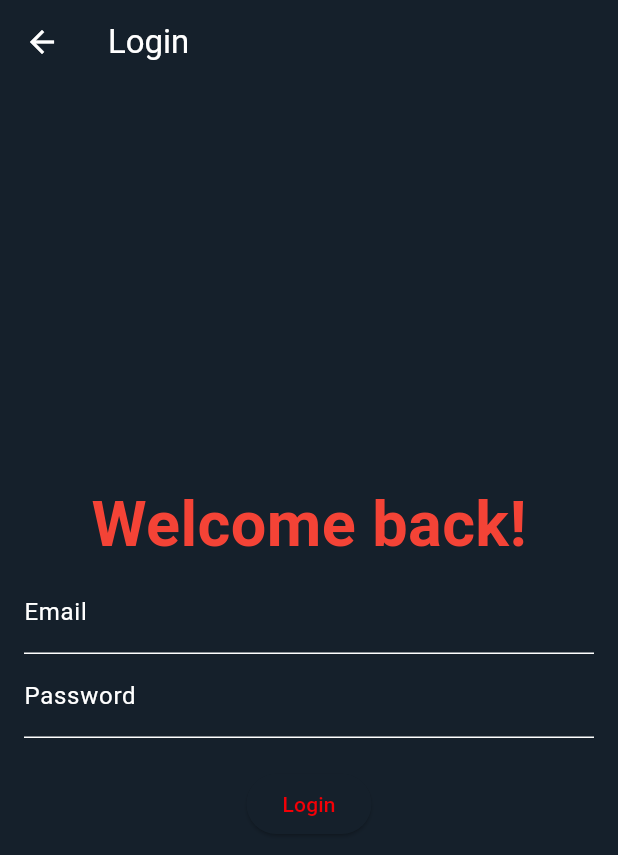
After one commit to squancy/gym_buddy, a Flutter app: the screen it shows after launch, after a tap on "Log In", on a phone screen of 412 x 824 dp. The commit adds this screen. Shown: the top 855 px of the screen. Run offline on Flutter 3.47's test engine with Material 3 defaults, Android fonts, the phone set to English and light mode, and no system bars; Roboto replaces fonts that are missing (Rethink Sans).

Commit message:
Added login page, not sure why no keyboard shows up when I click on email, will try on real device

```diff
--- /dev/null
+++ b/lib/login_page.dart
@@ -0,0 +1,73 @@
+import 'package:flutter/material.dart';
+
+class LoginPage extends StatefulWidget {
+  @override
+  _LoginPageState createState() => _LoginPageState();
+}
+
+class _LoginPageState extends State<LoginPage> {
+  final TextEditingController _emailController = TextEditingController();
+  final TextEditingController _passwordController = TextEditingController();
+  final FocusNode _emailFocusNode = FocusNode();
+  final FocusNode _passwordFocusNode = FocusNode();
+
+  void _login() {
+    final String email = _emailController.text;
+    final String password = _passwordController.text;
+
+    print('Email: $email, Password: $password');
+  }
+
+  @override
+  void dispose() {
+    _emailController.dispose();
+    _passwordController.dispose();
+    _emailFocusNode.dispose();
+    _passwordFocusNode.dispose();
+    super.dispose();
+  }
+
+  @override
+  Widget build(BuildContext context) {
+    return Scaffold(
+      appBar: AppBar(
+        title: const Text('Login'),
+      ),
+      body: Center(
+        child: Padding(
+          padding: const EdgeInsets.all(16.0),
+          child: Column(
+            mainAxisSize: MainAxisSize.min,
+            children: <Widget>[
+              const Text(
+                "Welcome back!",
+                style: TextStyle(
+                  fontSize: 42,
+                  color: Colors.red,
+                  fontWeight: FontWeight.bold,
+                ),
+              ),
+              TextField(
+                controller: _emailController,
+                focusNode: _emailFocusNode,
+                decoration: const InputDecoration(labelText: 'Email'),
+                keyboardType: TextInputType.emailAddress,
+              ),
+              TextField(
+                controller: _passwordController,
+                focusNode: _passwordFocusNode,
+                decoration: const InputDecoration(labelText: 'Password'),
+                obscureText: true,
+              ),
+              const SizedBox(height: 20),
+              ElevatedButton(
+                onPressed: _login,
+                child: const Text('Login'),
+              ),
+            ],
+          ),
+        ),
+      ),
+    );
+  }
+}
--- a/lib/main.dart
+++ b/lib/main.dart
@@ -1,5 +1,6 @@
 import 'package:flutter/material.dart';
 import 'theme.dart';
+import 'login_page.dart';
 
 void main() {
   runApp(const GymBuddyApp());
@@ -71,9 +72,22 @@ class HomePage extends StatelessWidget {
           children: [
             const Text(_appTitle, style: TextStyle(fontSize: 42)),
             const SizedBox(height: 60),
-            BigRedButton(displayText: _logInButtonTitle, onPressedFunc: () {}, fontSize: 22),
+            BigRedButton(
+              displayText: _logInButtonTitle,
+              onPressedFunc: () {
+                Navigator.push(
+                  context,
+                  MaterialPageRoute(builder: (context) => LoginPage()),
+                );
+              },
+              fontSize: 22,
+            ),
             const SizedBox(height: 30),
-            BigRedButton(displayText: _signUpButtonTitle, onPressedFunc: () {}, fontSize: 22),
+            BigRedButton(
+              displayText: _signUpButtonTitle,
+              onPressedFunc: () {},
+              fontSize: 22,
+            ),
           ],
         ),
       ),
```
Also changed, not shown: 6 other files.
